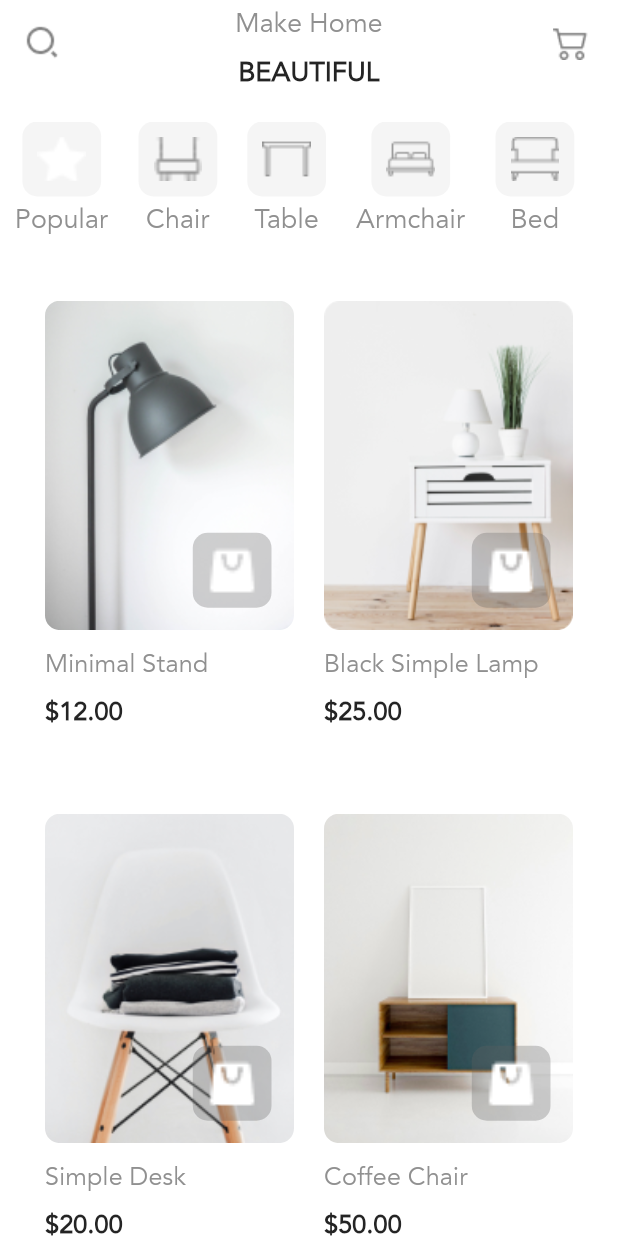
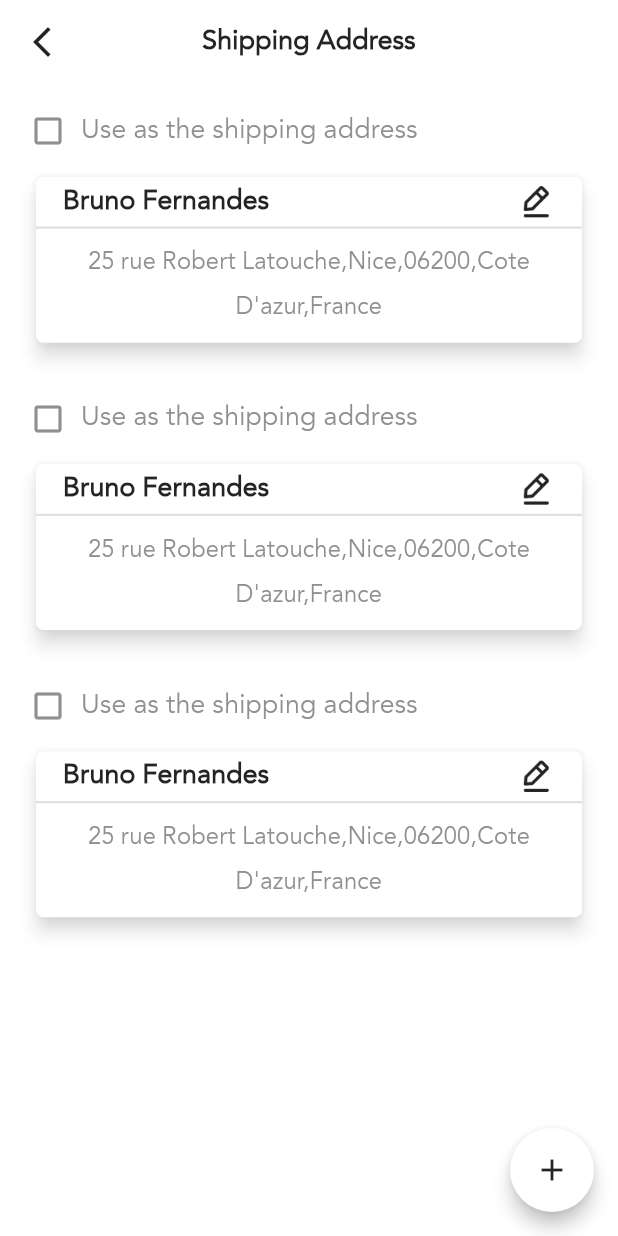
Before and after one commit to mohamedakeel0/flutter2023, a Flutter app: the screen it shows after launch, on a phone screen of 412 x 824 dp. Run offline on Flutter 3.47's test engine with Material 2 defaults, Android fonts, the phone set to English and light mode, and no system bars.

Commit message:
initial commit

```diff
--- a/lib/core/resources/assets_manager.dart
+++ b/lib/core/resources/assets_manager.dart
@@ -12,6 +12,7 @@ class ImageAssets{
   static const String maskGroup='$IMAGE_PATH/mask_group.png';
   static const String dor='$IMAGE_PATH/dor.png';
   static const String tam='$IMAGE_PATH/tam.png';
+  static const String edite='$IMAGE_PATH/edit.png';
 
 
 }
--- a/lib/core/resources/strings.dart
+++ b/lib/core/resources/strings.dart
@@ -14,6 +14,11 @@ class AppStrings {
   static const table = 'Table';
   static const armchair = 'Armchair';
   static const bed = 'Bed';
+  static const shipAddress = 'Shipping Address';
+  static const titleItemShip = 'Use as the shipping address';
+  static const nameItem = 'Bruno Fernandes';
+  static const titleItem = '25 rue Robert Latouche,Nice,06200,Cote D\'azur,France';
+
 
 
 
--- a/lib/core/resources/theme_manager.dart
+++ b/lib/core/resources/theme_manager.dart
@@ -24,8 +24,8 @@ ThemeData getApplicationTheme() {
     splashColor: AppColors.colorPrimary,
     //cardview theme
     cardTheme: CardTheme(
-        color: AppColors.white,
-        shadowColor: AppColors.black,
+        color: AppColors.white,surfaceTintColor:AppColors.grayMedium2,
+        shadowColor: AppColors.grayMedium2,
         elevation: AppSize.s5),
     //app bar theme
     appBarTheme: const AppBarTheme(
--- a/lib/features/home/presentation/screen/home_screen.dart
+++ b/lib/features/home/presentation/screen/home_screen.dart
@@ -20,7 +20,7 @@ class _HomeScreenState extends State<HomeScreen> {
   @override
   Widget build(BuildContext context) {
     return Scaffold(
-      appBar: AppBarWidget(context),
+      appBar: AppBarHomeWidget(context),
       body: SingleChildScrollView(
           child: Padding(
         padding: const EdgeInsets.only(top: 25.0, right: 10.0, left: 10.0),
--- a/lib/features/home/presentation/widgets/appbar_widgets.dart
+++ b/lib/features/home/presentation/widgets/appbar_widgets.dart
@@ -2,7 +2,7 @@ import 'package:flutter/material.dart';
 import 'package:flutterg12023/core/resources/assets_manager.dart';
 import 'package:flutterg12023/core/resources/strings.dart';
 import 'package:flutterg12023/core/resources/values_manager.dart';
-PreferredSizeWidget AppBarWidget(context)=> AppBar(
+PreferredSizeWidget AppBarHomeWidget(context)=> AppBar(
     leading: Image(
       image: const AssetImage(ImageAssets.search),
       width: MediaQuery.of(context).size.width/AppResponsiveWidth.w60,
--- a/lib/features/home/presentation/widgets/categore_widgets.dart
+++ b/lib/features/home/presentation/widgets/categore_widgets.dart
@@ -26,7 +26,7 @@ class _CategoreWidgetsState extends State<CategoreWidgets> {
       child: ListView.separated(
         padding: EdgeInsets.zero,
         itemBuilder: (context, index) {
-          return  ItemCategoreWidget(isCategore: widget.isCategore!,index: index,image:  imageHome[index!].imageItem,);
+          return  ItemCategoreWidget(isCategore: widget.isCategore!,index: index,image:  imageHome[index].imageItem,);
         },
         separatorBuilder: (context, index) => const SizedBox(
           width: 20,
--- /dev/null
+++ b/lib/features/shared_widget/app_bar_widget.dart
@@ -0,0 +1,7 @@
+import 'package:flutter/material.dart';
+
+PreferredSizeWidget CustomAppBarWidget(text,context)=>AppBar(
+  title: Text(
+    text,
+    style: Theme.of(context).textTheme.subtitle1,
+  ),leading: Icon(Icons.arrow_back_ios_new),);
--- /dev/null
+++ b/lib/features/shared_widget/my_divider_widget.dart
@@ -0,0 +1,7 @@
+import 'package:flutter/material.dart';
+
+Widget myDivider() => Container(
+  width: double.infinity,
+  height: 1.5,
+  color: Colors.grey[300],
+);
--- /dev/null
+++ b/lib/features/shipping_address/presentation/screen/shipping_address_screen.dart
@@ -0,0 +1,32 @@
+import 'package:flutter/material.dart';
+import 'package:flutterg12023/core/resources/app_colors.dart';
+import 'package:flutterg12023/core/resources/font_manager.dart';
+import 'package:flutterg12023/core/resources/strings.dart';
+import 'package:flutterg12023/core/utils/app_constance.dart';
+import 'package:flutterg12023/features/shared_widget/app_bar_widget.dart';
+import 'package:flutterg12023/features/shared_widget/my_divider_widget.dart';
+import 'package:flutterg12023/features/shipping_address/presentation/widgets/item_shipping_widget.dart';
+class ShippingAddressScreen extends StatefulWidget {
+  const ShippingAddressScreen({Key? key}) : super(key: key);
+
+  @override
+  State<ShippingAddressScreen> createState() => _ShippingAddressScreenState();
+}
+
+class _ShippingAddressScreenState extends State<ShippingAddressScreen> {
+  @override
+  Widget build(BuildContext context) {
+    return Scaffold(appBar:
+    CustomAppBarWidget(AppStrings.shipAddress,context),body:
+    ListView.builder(
+        itemCount: 3,
+        itemBuilder: (BuildContext context, int index) {
+          return const ItemShippingWidget();
+        }),
+      floatingActionButton: FloatingActionButton(onPressed: () {  },elevation: AppConstance.five0,backgroundColor: AppColors.white,
+        child: const Icon(Icons.add,color: AppColors.black,),
+      ),
+
+    );
+  }
+}
--- /dev/null
+++ b/lib/features/shipping_address/presentation/widgets/item_shipping_widget.dart
@@ -0,0 +1,104 @@
+import 'package:flutter/material.dart';
+import 'package:flutterg12023/core/resources/app_colors.dart';
+import 'package:flutterg12023/core/resources/assets_manager.dart';
+import 'package:flutterg12023/core/resources/font_manager.dart';
+import 'package:flutterg12023/core/resources/strings.dart';
+import 'package:flutterg12023/core/utils/app_constance.dart';
+import 'package:flutterg12023/features/shared_widget/my_divider_widget.dart';
+
+class ItemShippingWidget extends StatefulWidget {
+  const ItemShippingWidget({Key? key}) : super(key: key);
+
+  @override
+  State<ItemShippingWidget> createState() => _ItemShippingWidgetState();
+}
+
+class _ItemShippingWidgetState extends State<ItemShippingWidget> {
+  bool select = false;
+
+  @override
+  Widget build(BuildContext context) {
+    return Padding(
+      padding: const EdgeInsets.symmetric(horizontal: 20.0, vertical: 15.0),
+      child: Column(
+          children: [
+            Row(children: [
+              GestureDetector(onTap: () {
+                setState(() {
+                  select = !select;
+                });
+              },
+                  child: Icon(select == false
+                      ? Icons.check_box_outline_blank_outlined
+                      : Icons.check_box,
+                    color: select == false ? AppColors.gray : AppColors
+                        .black,)),
+              const SizedBox(width: 10,),
+              Text(
+                AppStrings.titleItemShip,
+                style: Theme
+                    .of(context)
+                    .textTheme
+                    .subtitle1!
+                    .copyWith(
+                    fontSize: FontSize.s18,
+                    fontWeight: FontWeight.w300,
+                    color: select == false ? AppColors.gray : AppColors.black
+                ),
+              )
+            ],),
+            const SizedBox(height: 10.0,),
+            Card(
+              elevation: AppConstance.five0,
+              shadowColor: AppColors.graySoft2,
+              shape: RoundedRectangleBorder(
+                borderRadius: BorderRadius.circular(
+                    AppConstance.five0),
+              ),
+              child: Column(crossAxisAlignment: CrossAxisAlignment.center,
+                  mainAxisAlignment: MainAxisAlignment.center,
+                  children: [
+                    Padding(
+                      padding: const EdgeInsets.symmetric(horizontal: 18.0),
+                      child: Row(children: [
+
+                        Text(
+
+                          AppStrings.nameItem,
+
+                          style: Theme
+                              .of(context)
+                              .textTheme
+                              .subtitle1!,),
+
+                        const Spacer(),
+                        Image.asset(ImageAssets.edite,height: 25,width: 25,),
+
+
+                      ],),
+                    ),
+                    myDivider(),
+                    Padding(
+                      padding: const EdgeInsets.symmetric(vertical: 8.0),
+                      child: Text(
+
+                        AppStrings.titleItem,
+
+                        style: Theme
+                            .of(context)
+                            .textTheme
+                            .subtitle1!
+                            .copyWith(
+                            fontSize: FontSize.s16,
+                            fontWeight: FontWeight.w400,
+                            color: AppColors.gray
+                        ),
+                        textAlign: TextAlign.center,
+                      ),
+                    ),
+
+                  ]),)
+          ]),
+    );
+  }
+}
--- a/lib/main.dart
+++ b/lib/main.dart
@@ -2,6 +2,7 @@ import 'package:flutter/material.dart';
 import 'package:flutterg12023/core/resources/routes_manager.dart';
 import 'package:flutterg12023/core/resources/theme_manager.dart';
 import 'package:flutterg12023/features/home/presentation/screen/home_screen.dart';
+import 'package:flutterg12023/features/shipping_address/presentation/screen/shipping_address_screen.dart';
 
 void main() {
   runApp(const MyApp());
@@ -17,7 +18,7 @@ class MyApp extends StatelessWidget {
       onGenerateRoute: RouteGenerator.getRoute,
       debugShowCheckedModeBanner: false,
       theme: getApplicationTheme(),
-      home: HomeScreen(),
+      home: ShippingAddressScreen(),
     );
   }
 }
```
Also changed, not shown: assets/edit.png (added).
